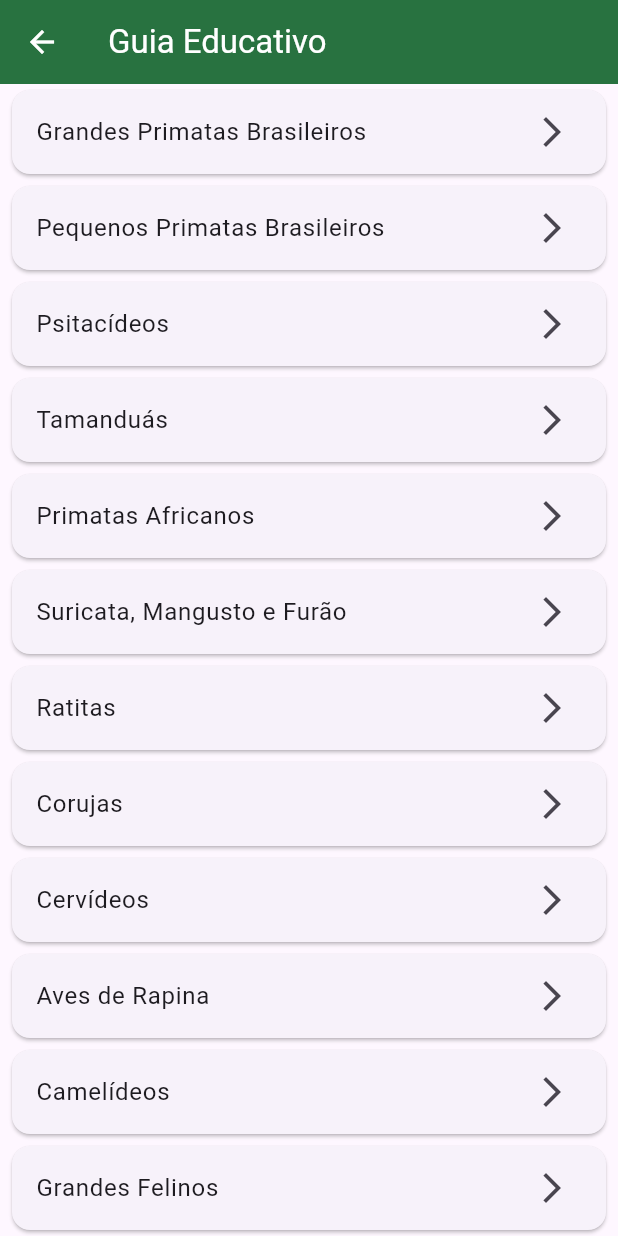
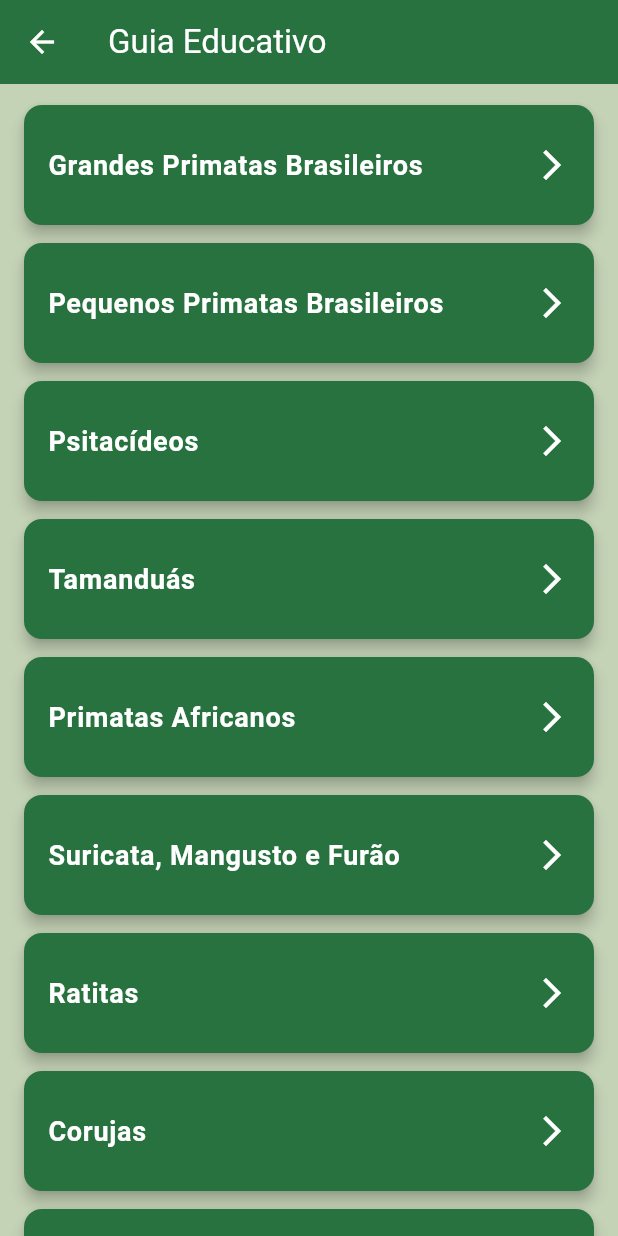
Before and after one commit to vinilima2/ZooBauruMap, a Flutter app: the GuiaVisitanteScreen screen opened directly, on a phone screen of 412 x 824 dp. Run offline on Flutter 3.47's test engine with Material 3 defaults, Android fonts, the phone set to English and light mode, and no system bars; our stand-ins replace audioplayers.

Commit message:
melhora a aparencia do guia

```diff
--- a/lib/screens/guia_visitante_screen.dart
+++ b/lib/screens/guia_visitante_screen.dart
@@ -55,23 +55,36 @@ class GuiaVisitanteScreen extends StatelessWidget {
     ];
 
     return Scaffold(
+      backgroundColor: const Color(0xFFC4D2B6),
       appBar: AppBar(
         title: const Text(
           'Guia Educativo',
-          style: TextStyle(color: Colors.white), // Cor do título alterada
+          style: TextStyle(color: Colors.white),
         ),
         backgroundColor: const Color(0xFF287240),
-        iconTheme: const IconThemeData(color: Colors.white), // Garante que o ícone de voltar seja branco
+        iconTheme: const IconThemeData(color: Colors.white),
       ),
       body: ListView.builder(
+        padding: const EdgeInsets.all(8.0),
         itemCount: categorias.length,
         itemBuilder: (context, index) {
           final categoria = categorias[index];
           return Card(
-            margin: const EdgeInsets.symmetric(horizontal: 8.0, vertical: 4.0),
+            elevation: 4.0,
+            color: const Color(0xFF287240),
+            margin: const EdgeInsets.symmetric(horizontal: 8.0, vertical: 6.0),
             child: ListTile(
-              title: Text(categoria),
-              trailing: const Icon(Icons.arrow_forward_ios),
+              contentPadding: const EdgeInsets.symmetric(vertical: 12.0, horizontal: 16.0),
+              title: Text(
+                categoria,
+                // textAlign: TextAlign.center, // Alinhamento central removido
+                style: const TextStyle(
+                  color: Colors.white,
+                  fontWeight: FontWeight.bold,
+                  fontSize: 18,
+                ),
+              ),
+              trailing: const Icon(Icons.arrow_forward_ios, color: Colors.white),
               onTap: () {
                 Widget? screen;
                 switch (categoria) {
```
